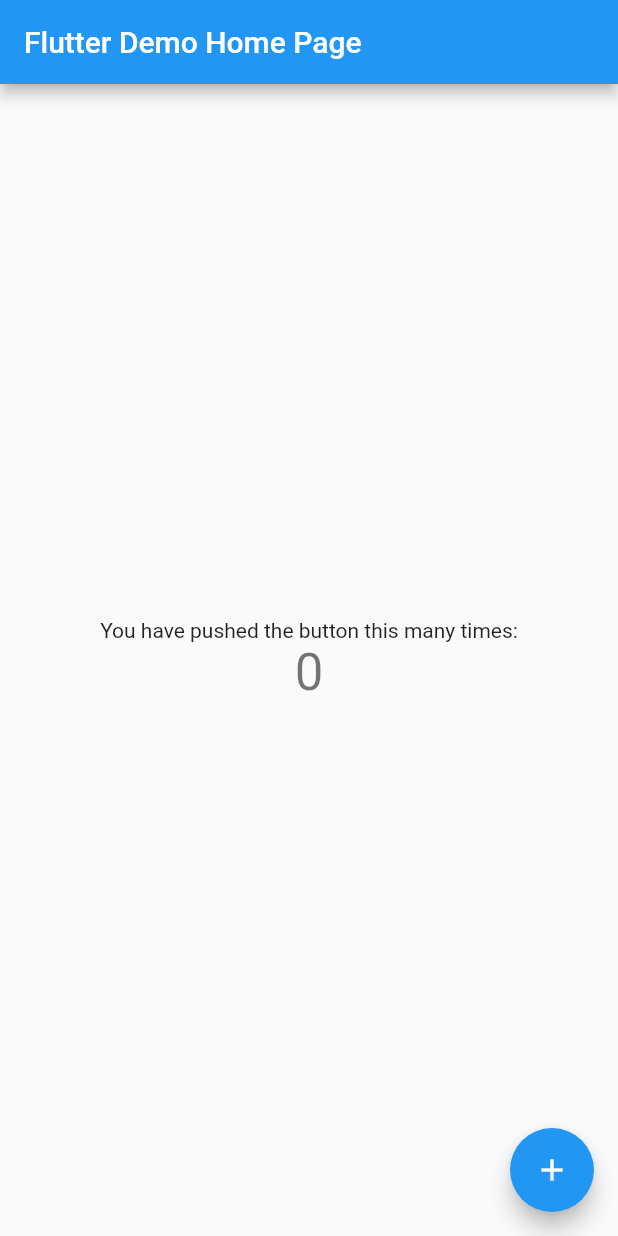
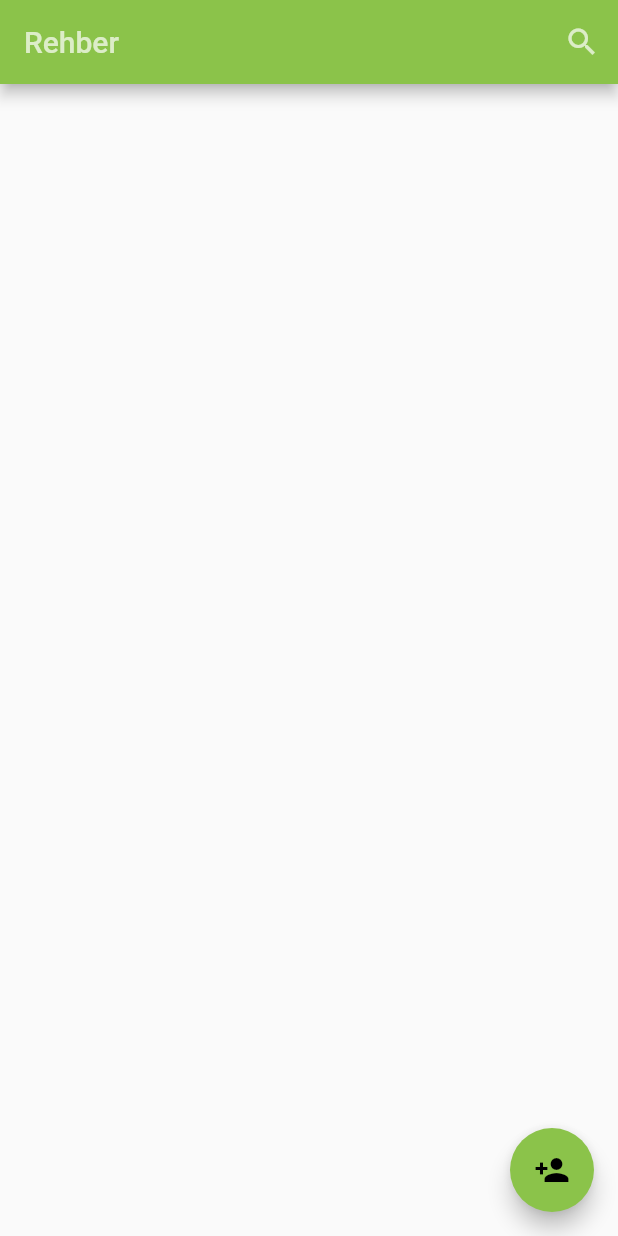
Before and after one commit to ensar212/Rehber_Uygulamasi, a Flutter app: the screen it shows after launch, on a phone screen of 412 x 824 dp. Run offline on Flutter 3.47's test engine with Material 2 defaults, Android fonts, the phone set to English and light mode, and no system bars; our stand-ins replace sqflite; accounts and stored records are empty.

Commit message:
Anasayfa, kisikayıt ve kisidetay tasarımı

```diff
--- /dev/null
+++ b/lib/db/DatabaseHelper.dart
@@ -0,0 +1,22 @@
+import 'dart:io';
+
+import 'package:flutter/services.dart';
+import 'package:path/path.dart';
+import 'package:sqflite/sqflite.dart';
+
+class VeritabaniYardimcisi {
+
+static final String databaseName = "rehber.sqlite";
+static Future<Database> databaseErisim() async {
+  String databaseYolu = join(await getDatabasesPath(), databaseName);
+  if(await databaseExists(databaseYolu)){
+    print("DB zaten telefon hafızasında var, kopyalamaya gerek yok!");
+  } else {
+    ByteData data = await rootBundle.load("veritabani_dosya/$databaseName");
+    List<int> bytes = data.buffer.asUint8List(data.offsetInBytes, data.lengthInBytes);
+    await File(databaseYolu).writeAsBytes(bytes, flush: true);
+    print("DB telefona kopyalandı. Artık kullanabilirsin");
+  }
+  return openDatabase(databaseYolu);
+}
+}
--- a/lib/main.dart
+++ b/lib/main.dart
@@ -1,4 +1,5 @@
 import 'package:flutter/material.dart';
+import 'package:rehber_project/sayfa_tasarimlari/Anasayfa.dart';
 
 void main() {
   runApp(const MyApp());
@@ -22,94 +23,10 @@
         // or simply save your changes to "hot reload" in a Flutter IDE).
         // Notice that the counter didn't reset back to zero; the application
         // is not restarted.
-        primarySwatch: Colors.blue,
+        primarySwatch: Colors.lightGreen,
       ),
-      home: const MyHomePage(title: 'Flutter Demo Home Page'),
+      home: const Anasayfa(),
+      debugShowCheckedModeBanner: false,
     );
   }
 }
-
-class MyHomePage extends StatefulWidget {
-  const MyHomePage({super.key, required this.title});
-
-  // This widget is the home page of your application. It is stateful, meaning
-  // that it has a State object (defined below) that contains fields that affect
-  // how it looks.
-
-  // This class is the configuration for the state. It holds the values (in this
-  // case the title) provided by the parent (in this case the App widget) and
-  // used by the build method of the State. Fields in a Widget subclass are
-  // always marked "final".
-
-  final String title;
-
-  @override
-  State<MyHomePage> createState() => _MyHomePageState();
-}
-
-class _MyHomePageState extends State<MyHomePage> {
-  int _counter = 0;
-
-  void _incrementCounter() {
-    setState(() {
-      // This call to setState tells the Flutter framework that something has
-      // changed in this State, which causes it to rerun the build method below
-      // so that the display can reflect the updated values. If we changed
-      // _counter without calling setState(), then the build method would not be
-      // called again, and so nothing would appear to happen.
-      _counter++;
-    });
-  }
-
-  @override
-  Widget build(BuildContext context) {
-    // This method is rerun every time setState is called, for instance as done
-    // by the _incrementCounter method above.
-    //
-    // The Flutter framework has been optimized to make rerunning build methods
-    // fast, so that you can just rebuild anything that needs updating rather
-    // than having to individually change instances of widgets.
-    return Scaffold(
-      appBar: AppBar(
-        // Here we take the value from the MyHomePage object that was created by
-        // the App.build method, and use it to set our appbar title.
-        title: Text(widget.title),
-      ),
-      body: Center(
-        // Center is a layout widget. It takes a single child and positions it
-        // in the middle of the parent.
-        child: Column(
-          // Column is also a layout widget. It takes a list of children and
-          // arranges them vertically. By default, it sizes itself to fit its
-          // children horizontally, and tries to be as tall as its parent.
-          //
-          // Invoke "debug painting" (press "p" in the console, choose the
-          // "Toggle Debug Paint" action from the Flutter Inspector in Android
-          // Studio, or the "Toggle Debug Paint" command in Visual Studio Code)
-          // to see the wireframe for each widget.
-          //
-          // Column has various properties to control how it sizes itself and
-          // how it positions its children. Here we use mainAxisAlignment to
-          // center the children vertically; the main axis here is the vertical
-          // axis because Columns are vertical (the cross axis would be
-          // horizontal).
-          mainAxisAlignment: MainAxisAlignment.center,
-          children: <Widget>[
-            const Text(
-              'You have pushed the button this many times:',
-            ),
-            Text(
-              '$_counter',
-              style: Theme.of(context).textTheme.headline4,
-            ),
-          ],
-        ),
-      ),
-      floatingActionButton: FloatingActionButton(
-        onPressed: _incrementCounter,
-        tooltip: 'Increment',
-        child: const Icon(Icons.add),
-      ), // This trailing comma makes auto-formatting nicer for build methods.
-    );
-  }
-}
--- /dev/null
+++ b/lib/model/kisi.dart
@@ -0,0 +1,11 @@
+class Kisi {
+
+  int ID;
+  String AD;
+  String SOYAD;
+  String TELEFON_NUMARASI;
+  String RESIM_URL;
+
+  Kisi(this.ID, this.AD, this.SOYAD, this.TELEFON_NUMARASI,this.RESIM_URL);
+
+}
--- /dev/null
+++ b/lib/sayfa_tasarimlari/Anasayfa.dart
@@ -0,0 +1,122 @@
+import 'package:flutter/material.dart';
+
+import '../dao/KisiDAO.dart';
+import '../model/kisi.dart';
+import 'KisiDetay.dart';
+import 'KisiKayit.dart';
+
+class Anasayfa extends StatefulWidget {
+  const Anasayfa({super.key});
+
+  @override
+  State<Anasayfa> createState() => _AnasayfaState();
+}
+
+class _AnasayfaState extends State<Anasayfa> {
+
+  Future<List<Kisi>> KisileriListele() async {
+    var KisiListesi = await KisiDAO().tumKisiler();
+    return KisiListesi;
+  }
+  Future<List<Kisi>> kisiAra(String aramaMetni) async{
+    var aramaSonucuGelenListe = await KisiDAO().kisiAra(aramaMetni);
+    return aramaSonucuGelenListe;
+  }
+
+
+
+  @override
+  void initState() {
+   super.initState();
+  KisileriListele();
+  }
+
+  bool aramaYapiliyorMu = false;
+  String aramaKelimesi = "";
+
+
+  @override
+  Widget build(BuildContext context) {
+    return  Scaffold(
+      appBar: AppBar(
+        title: aramaYapiliyorMu ? SizedBox(height: 50,
+          child: TextField(
+          onChanged: (aramaMetni){
+            setState(() {
+              aramaKelimesi = aramaMetni;
+            });
+            print("aranan isim: $aramaMetni");
+          },
+          style: TextStyle(color: Colors.white),
+            decoration: InputDecoration(border: OutlineInputBorder(
+              borderRadius: BorderRadius.circular(15.0)),
+              focusedBorder: OutlineInputBorder(borderRadius: BorderRadius.all(Radius.circular(20)),),
+                hintText: "Ara",
+                hintStyle: TextStyle(color: Colors.lightGreen[100], fontSize: 16),
+               icon: Icon(Icons.perm_contact_calendar_sharp,color: Colors.lightGreen[100]),
+
+              ),
+
+          ),
+        ) : Text("Rehber", style: TextStyle(color: Colors.lightGreen[100]),),
+        actions: [
+          IconButton(onPressed: (){
+            setState(() {
+              aramaYapiliyorMu = !aramaYapiliyorMu;
+            });
+          }, icon:aramaYapiliyorMu ? Icon(Icons.cancel, color: Colors.lightGreen[100],) : Icon(Icons.search, color: Colors.lightGreen[100],)),
+        ],
+        ),
+        body: FutureBuilder<List<Kisi>>(
+        future: aramaYapiliyorMu ? kisiAra(aramaKelimesi) : KisileriListele(),
+        builder: ((context, snapshot) {
+          if (snapshot.hasData) {
+            var rehberListesi = snapshot.data;
+
+            return ListView.builder(
+              itemCount: rehberListesi!.length,
+              itemBuilder: (context, index) {
+                var kisi = rehberListesi[index];
+                return CardKisi(kisi);
+              },
+              );
+          } else {
+            return Center();
+          }
+        }),
+        ),
+        floatingActionButton: FloatingActionButton(onPressed: () {
+          Navigator.push(context, MaterialPageRoute(builder:(context) => KisiKayit()));
+        },
+        child:Icon(Icons.person_add) ,
+        ),
+    );
+  }
+}
+
+class CardKisi extends StatelessWidget {
+  Kisi kisi;
+  CardKisi(this.kisi);
+
+  @override
+  Widget build(BuildContext context) {
+    return GestureDetector(
+      onTap: (){
+        Navigator.push(context, MaterialPageRoute(builder:  (context) => KisiDetay(kisi)));
+      },
+
+      child: Card(
+                    elevation: 1,
+                    child:Padding(
+                      padding: const EdgeInsets.all(16.0),
+                      child: Row(
+                        children: [
+                          Text(kisi.AD,style: TextStyle(fontSize: 17, fontWeight: FontWeight.bold),),
+                          Text(" ${kisi.SOYAD}",style: TextStyle(fontSize: 17,fontWeight: FontWeight.bold),),
+                        ],
+                      ),
+                    ),
+                  ),
+    );
+  }
+}
```
Also changed, not shown: lib/dao/KisiDAO.dart (added, +49 -0 lines), lib/sayfa_tasarimlari/KisiDetay.dart (added, +43 -0 lines), lib/sayfa_tasarimlari/KisiKayit.dart (added, +85 -0 lines), pubspec.yaml (+5 -4 lines), pubspec.lock, resimler/image.png (added), 2 other files.
